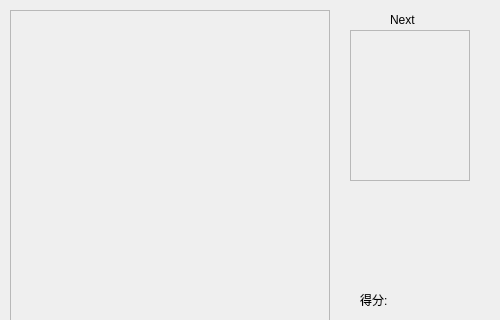
This is Tetris_Fight/mainwindow.ui in 759393041/2-Gamer-Tetris as Qt 5 draws it before an edit; both pictures show x 0 to 500 and y 0 to 320 of the 500 by 700 pixel window. The edited form follows.
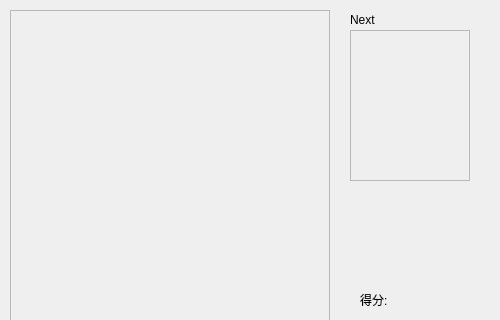
This is the edited form.

```diff
--- a/Tetris_Fight/mainwindow.ui
+++ b/Tetris_Fight/mainwindow.ui
@@ -75,7 +75,7 @@
    <widget class="QLabel" name="lbl_next">
     <property name="geometry">
      <rect>
-      <x>390</x>
+      <x>350</x>
       <y>10</y>
       <width>69</width>
       <height>20</height>
```
